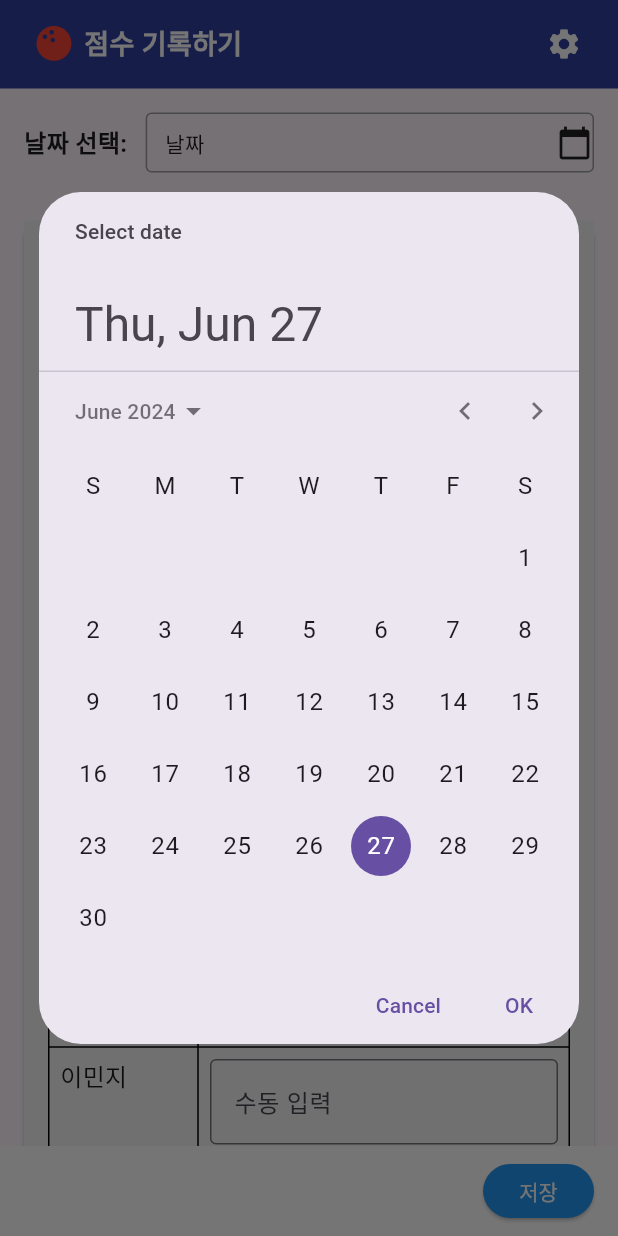
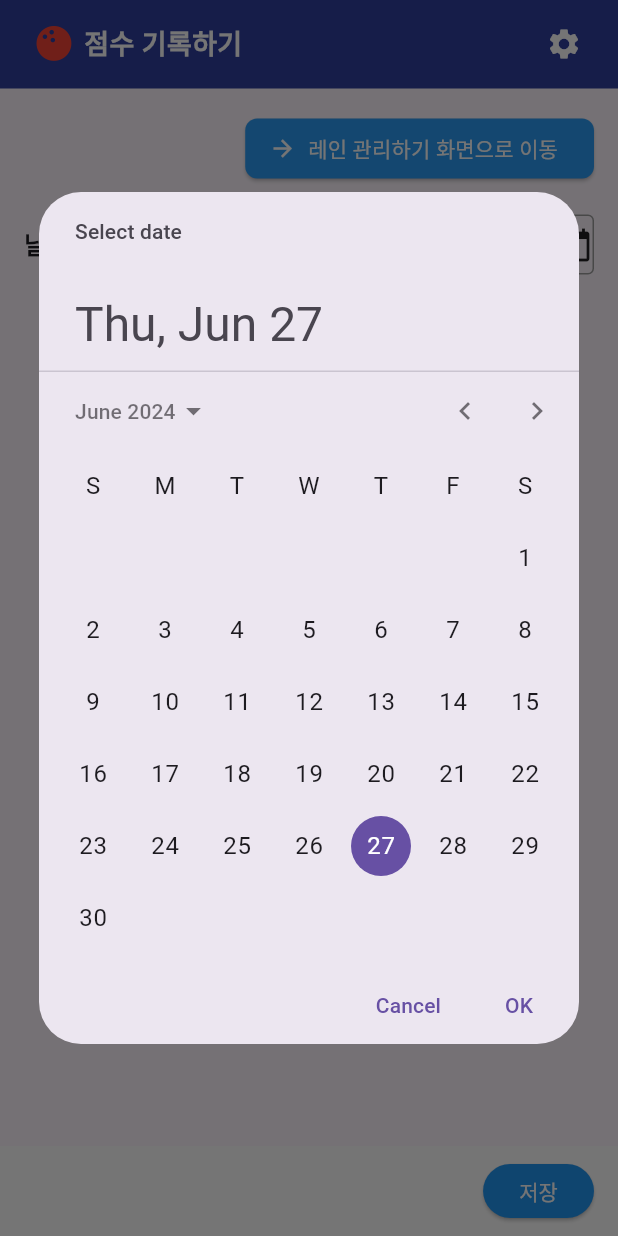
Before and after one commit to dnl1029/flutter, a Flutter app: the BowlingScoresScreen screen opened directly, after a tap on "날짜", on a phone screen of 412 x 824 dp. Run offline on Flutter 3.47's test engine with Material 3 defaults, Android fonts, the phone set to English and light mode, and no system bars; our stand-ins replace dio, fl_chart, flutter_secure_storage, permission_handler; missing offline and left inert: dart:html; accounts and stored records are empty.

Commit message:
24.06.27 점수기록하기 화면 변경시작

```diff
--- a/lib/api_client.dart
+++ b/lib/api_client.dart
@@ -86,11 +86,12 @@ class ApiClient {
 
   Future<void> logout(BuildContext context) async {
     await StorageCustom.delete('jwtToken'); // 토큰 삭제
-    Utils.showAlertDialog(context, '로그인이 만료되었습니다. 다시 로그인해주세요.');
-    Navigator.pushAndRemoveUntil(
-      context,
-      MaterialPageRoute(builder: (context) => LoginScreen()),
-          (route) => false,
-    );
+    Utils.showAlertDialog(context, '로그인이 만료되었습니다. 다시 로그인해주세요.',onConfirmed: (){
+      Navigator.pushAndRemoveUntil(
+        context,
+        MaterialPageRoute(builder: (context) => LoginScreen()),
+            (route) => false,
+      );
+    });
   }
 }
--- a/lib/main_screen.dart
+++ b/lib/main_screen.dart
@@ -1,5 +1,6 @@
 import 'package:contact/font_awesome_icons.dart';
 import 'package:contact/my_flutter_app_icons.dart';
+import 'package:contact/record_score.dart';
 import 'package:contact/storage_custom.dart';
 import 'package:dio/dio.dart' as dio;
 import 'package:fl_chart/fl_chart.dart';
@@ -578,7 +579,9 @@ class Footer extends StatelessWidget {
       padding: EdgeInsets.all(24),
       child: Center(
         child: ElevatedButton(
-          onPressed: () {},
+          onPressed: () => {
+            Navigator.push(context, MaterialPageRoute(builder: (context) => BowlingScoresApp()))
+          },
           child: Text('점수 기록하기'),
         ),
       ),
--- a/lib/my_setting.dart
+++ b/lib/my_setting.dart
@@ -151,8 +151,9 @@ class _SettingsPageState extends State<SettingsPage> {
 
   void _logout() async {
     await StorageCustom.delete('jwtToken'); // 토큰 삭제
-    Utils.showAlertDialog(context, '정상적으로 로그아웃 되었습니다.');
-    Navigator.pushAndRemoveUntil(context, MaterialPageRoute(builder: (context) => LoginScreen()), (route) => false);
+    Utils.showAlertDialog(context, '정상적으로 로그아웃 되었습니다.',onConfirmed: () {
+      Navigator.pushAndRemoveUntil(context, MaterialPageRoute(builder: (context) => LoginScreen()), (route) => false);
+    });
   }
 
   Future<void> _addMember() async {
@@ -229,8 +230,9 @@ class _SettingsPageState extends State<SettingsPage> {
           'statusYn': result['statusYn'],
           'role': result['role'],
         },);
-        Utils.showAlertDialog(context, '멤버가 정상적으로 추가되었습니다.');
-        _fetchMembers();
+        Utils.showAlertDialog(context, '멤버가 정상적으로 추가되었습니다.',onConfirmed: () {
+          _fetchMembers();
+        });
       } catch (e) {
         if (e is DioException) {
           if (e.response?.statusCode == 400 && e.response?.data['code'] == 'INVALID_PARAMETER') {
--- a/lib/name_edit.dart
+++ b/lib/name_edit.dart
@@ -21,11 +21,13 @@ class _NameEditScreenState extends State<NameEditScreen> {
   Future<void> _saveName(BuildContext context) async {
     String name = widget.nameController.text;
     if (name.isEmpty) {
-      Utils.showAlertDialog(context, '입력된 이름이 없습니다.');
-      return;
+      Utils.showAlertDialog(context, '입력된 이름이 없습니다.',onConfirmed: () {
+        return;
+      });
     } else if (name.length > 20) {
-      Utils.showAlertDialog(context, '이름이 20글자를 초과하였습니다.');
-      return;
+      Utils.showAlertDialog(context, '이름이 20글자를 초과하였습니다.',onConfirmed: () {
+        return;
+      });
     }
 
     final saveNameUrl = "https://bowling-rolling.com/api/v1/edit/myName";
--- a/lib/record_score.dart
+++ b/lib/record_score.dart
@@ -1,6 +1,10 @@
+import 'dart:convert';
 import 'package:contact/my_flutter_app_icons.dart';
+import 'package:contact/utils.dart';
 import 'package:flutter/material.dart';
 import 'package:flutter_localizations/flutter_localizations.dart';
+import 'api_client.dart';
+import 'lane_assignment.dart';
 
 void main() => runApp(BowlingScoresApp());
 
@@ -32,6 +36,8 @@ class BowlingScoresScreen extends StatefulWidget {
 
 class _BowlingScoresScreenState extends State<BowlingScoresScreen> {
   DateTime? selectedDate;
+  List<LaneScoresData> laneScoresData = [];
+  final ApiClient _apiClient = ApiClient();
 
   Future<void> _selectDate(BuildContext context) async {
     final DateTime? picked = await showDatePicker(
@@ -40,13 +46,88 @@ class _BowlingScoresScreenState extends State<BowlingScoresScreen> {
       firstDate: DateTime(2020),
       lastDate: DateTime(2101),
       initialEntryMode: DatePickerEntryMode.calendarOnly,
-      // locale: Locale('ko', 'KR'),
     );
     if (picked != null && picked != selectedDate) {
       setState(() {
         selectedDate = picked;
       });
+      await _checkAlignmentAndNavigate();
+      await _fetchLaneScores();
     }
+  }
+
+  Future<void> _checkAlignmentAndNavigate() async {
+    if (selectedDate == null) return;
+    String formattedDate = _formatDate(selectedDate!);
+
+    final checkAlignmentUrl = 'https://bowling-rolling.com/api/v1/score/determine/alignment';
+    final checkAlignmentResponse = await _apiClient.post(context,
+      checkAlignmentUrl,
+      data: jsonEncode({"workDt": formattedDate}),
+    );
+
+    if (checkAlignmentResponse.statusCode == 200) {
+      final result = checkAlignmentResponse.data;
+      if (result == false) {
+        Utils.showAlertDialog(context, '선택된 날짜의 회원별 레인 데이터가 없습니다.'
+            ,onConfirmed: () {
+              Navigator.push(
+                context,
+                MaterialPageRoute(builder: (context) => BowlingLanesPage()),
+              );
+            });
+      }
+    }
+  }
+
+  Future<void> _fetchLaneScores() async {
+    if (selectedDate == null) return;
+    String formattedDate = _formatDate(selectedDate!);
+
+    final fetchScoresUrl = 'https://bowling-rolling.com/api/v1/score/daily/workDt';
+    final fetchScoresResponse = await _apiClient.post(
+      context,
+      fetchScoresUrl,
+      data: jsonEncode({"workDt": formattedDate}),
+    );
+
+    if (fetchScoresResponse.statusCode == 200) {
+      final responseData = fetchScoresResponse.data;
+      final List<dynamic> dailyScores = responseData['dailyScores'];
+
+      setState(() {
+        laneScoresData = _parseLaneScores(dailyScores);
+      });
+    }
+  }
+
+  List<LaneScoresData> _parseLaneScores(List<dynamic> dailyScores) {
+    Map<int, Map<int, List<Player>>> lanes = {};
+
+    for (var score in dailyScores) {
+      int laneNum = score['laneNum'];
+      int gameNum = score['gameNum'];
+      String userName = score['userName'];
+
+      lanes.putIfAbsent(laneNum, () => {});
+      lanes[laneNum]!.putIfAbsent(gameNum, () => []);
+      lanes[laneNum]![gameNum]!.add(Player(userName: userName));
+    }
+
+    List<LaneScoresData> laneScoresData = [];
+    lanes.forEach((laneNum, games) {
+      List<GameScoresData> gameScoresData = [];
+      games.forEach((gameNum, players) {
+        gameScoresData.add(GameScoresData(gameNumber: gameNum, players: players));
+      });
+      laneScoresData.add(LaneScoresData(laneNumber: laneNum, gameScores: gameScoresData));
+    });
+
+    return laneScoresData;
+  }
+
+  String _formatDate(DateTime date) {
+    return "${date.year}${date.month.toString().padLeft(2, '0')}${date.day.toString().padLeft(2, '0')}";
   }
 
   @override
@@ -73,7 +154,36 @@ class _BowlingScoresScreenState extends State<BowlingScoresScreen> {
             ),
             Padding(
               padding: const EdgeInsets.all(16.0),
+              child: Column(
+                children: [
+                  Container(
                     child: Row(
+                      mainAxisAlignment: MainAxisAlignment.end,
+                      children: [
+                        ElevatedButton.icon(
+                          onPressed: () {
+                            Navigator.push(
+                              context,
+                              MaterialPageRoute(builder: (context) => BowlingLanesPage()),
+                            );
+                          },
+                          icon: Icon(Icons.arrow_forward, size: 18),
+                          label: Text('레인 관리하기 화면으로 이동'),
+                          style: ElevatedButton.styleFrom(
+                            backgroundColor: Colors.blue, // 버튼의 배경색
+                            surfaceTintColor: Colors.white, // 버튼 텍스트 색
+                            foregroundColor: Colors.white,
+                            shape: RoundedRectangleBorder(
+                              borderRadius: BorderRadius.circular(8),
+                            ),
+                          ),
+                        ),
+                      ],
+                    )
+
+                  ),
+                  SizedBox(height: 20,),
+                  Row(
                     children: [
                       Text(
                         '날짜 선택: ',
@@ -110,14 +220,15 @@ class _BowlingScoresScreenState extends State<BowlingScoresScreen> {
                       ),
                     ],
                   ),
+                ],
+              ),
             ),
             Expanded(
               child: ListView(
                 padding: EdgeInsets.all(16.0),
-                children: [
-                  LaneScores(laneNumber: 1, players: ['위형규', '우경석', '이민지']),
-                  // Add more lanes as needed
-                ],
+                children: laneScoresData.map((lane) {
+                  return LaneScores(laneNumber: lane.laneNumber, gameScores: lane.gameScores);
+                }).toList(),
               ),
             ),
           ],
@@ -145,32 +256,31 @@ class _BowlingScoresScreenState extends State<BowlingScoresScreen> {
   }
 }
 
-class LaneScores extends StatefulWidget {
+class LaneScoresData {
   final int laneNumber;
-  final List<String> players;
+  final List<GameScoresData> gameScores;
 
-  LaneScores({required this.laneNumber, required this.players});
-
-  @override
-  _LaneScoresState createState() => _LaneScoresState();
+  LaneScoresData({required this.laneNumber, required this.gameScores});
 }
 
-class _LaneScoresState extends State<LaneScores> {
-  List<int> games = [1, 2]; // Default 2 games
+class GameScoresData {
+  final int gameNumber;
+  final List<Player> players;
 
-  void addGame() {
-    setState(() {
-      games.add(games.length + 1);
-    });
+  GameScoresData({required this.gameNumber, required this.players});
 }
 
-  void removeGame() {
-    setState(() {
-      if (games.length > 1) {
-        games.removeLast();
+class Player {
+  final String userName;
+
+  Player({required this.userName});
 }
-    });
-  }
+
+class LaneScores extends StatelessWidget {
+  final int laneNumber;
+  final List<GameScoresData> gameScores;
+
+  LaneScores({required this.laneNumber, required this.gameScores});
 
   @override
   Widget build(BuildContext context) {
@@ -183,17 +293,17 @@ class _LaneScoresState extends State<LaneScores> {
           crossAxisAlignment: CrossAxisAlignment.start,
           children: [
             Text(
-              'Lane ${widget.laneNumber}',
+              'Lane $laneNumber',
               style: TextStyle(fontSize: 18.0, fontWeight: FontWeight.bold),
             ),
             SizedBox(height: 16.0),
-            for (int gameNumber in games)
+            for (var gameScore in gameScores)
               Column(
                 children: [
                   Row(
                     mainAxisAlignment: MainAxisAlignment.start,
                     children: [
-                      Text('Game $gameNumber', style: TextStyle(fontSize: 16.0)),
+                      Text('Game ${gameScore.gameNumber}', style: TextStyle(fontSize: 16.0)),
                       SizedBox(width: 16.0),
                       IconButton(
                         icon: Icon(Icons.camera_alt, size: 30),
@@ -210,14 +320,14 @@ class _LaneScoresState extends State<LaneScores> {
                       0: FixedColumnWidth(100.0),
                       1: FlexColumnWidth(),
                     },
-                    children: widget.players.map((player) {
+                    children: gameScore.players.map((player) {
                       return TableRow(
                         children: [
                           Container(
                             padding: EdgeInsets.all(8.0),
                             color: Color(0xFFF5F5F5),
                             child: Text(
-                              player,
+                              player.userName,
                               style: TextStyle(fontSize: 16.0),
                             ),
                           ),
@@ -238,23 +348,23 @@ class _LaneScoresState extends State<LaneScores> {
                   SizedBox(height: 16.0),
                 ],
               ),
-            Row(
-              mainAxisAlignment: MainAxisAlignment.end,
-              children: [
-                ElevatedButton(
-                  onPressed: addGame,
-                  child: Text('Game 추가'),
-                ),
-                SizedBox(width: 20,),
-                ElevatedButton(
-                  onPressed: removeGame,
-                  child: Text('Game 삭제'),
-                ),
-              ],
-            ),
           ],
         ),
       ),
     );
   }
 }
+
+class BowlingLanesPage extends StatelessWidget {
+  @override
+  Widget build(BuildContext context) {
+    return Scaffold(
+      appBar: AppBar(
+        title: Text('레인 관리하기'),
+      ),
+      body: Center(
+        child: Text('레인 관리하기 페이지'),
+      ),
+    );
+  }
+}
```
Lines whose indentation alone changed are shown as unchanged.
